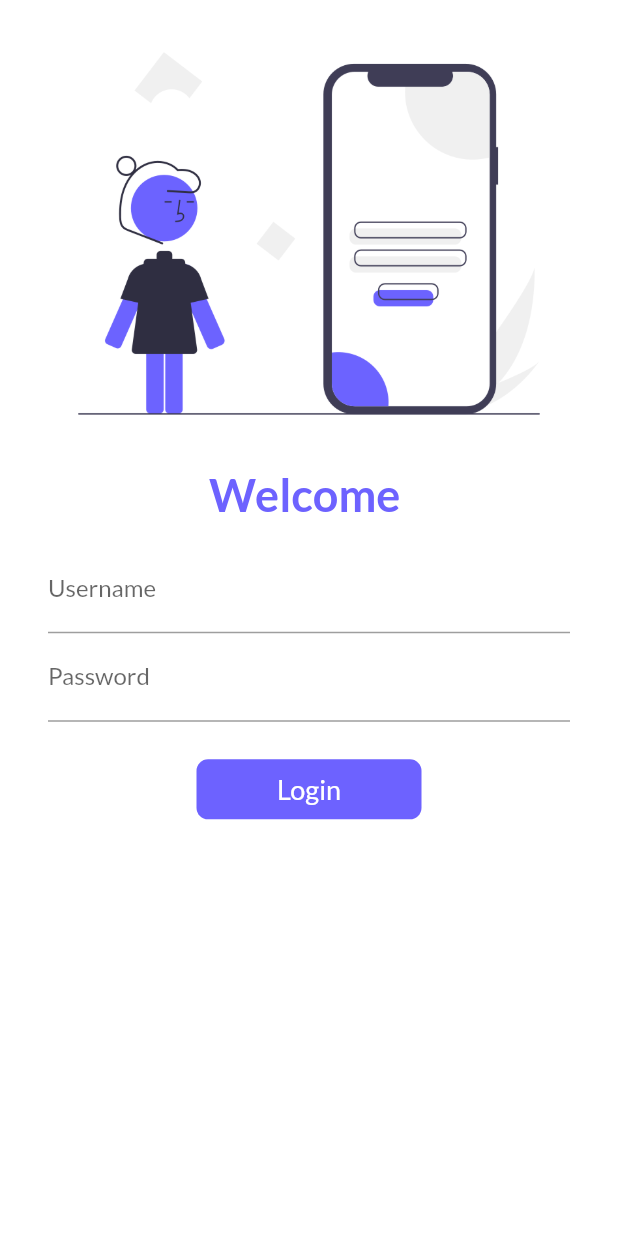
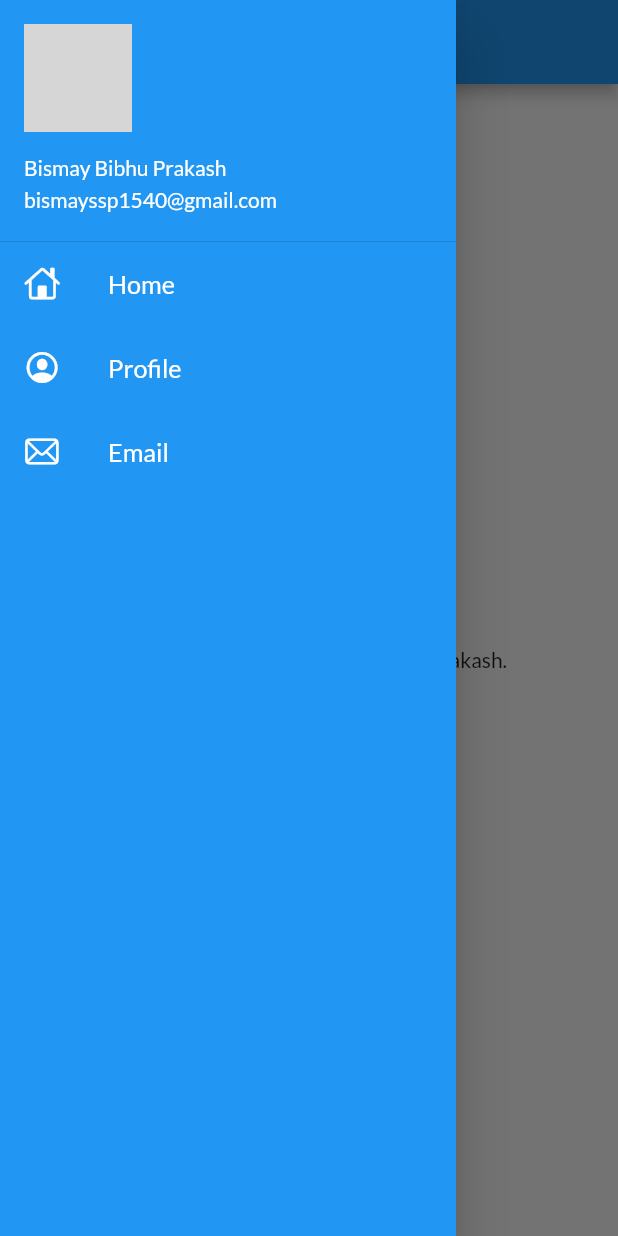
Before and after one commit to Bismay07/Flutter-in-30days, a Flutter app: the screen it shows after launch, with the side drawer open (before the commit the screen has no drawer), on a phone screen of 412 x 824 dp. Run offline on Flutter 3.47's test engine with Material 2 defaults, Android fonts, the phone set to English and light mode, and no system bars; our stand-ins replace google_fonts; network calls fail; grey boxes are pictures that could not be loaded.

Commit message:
day 9 completed. Improved the app's drawer.

```diff
--- a/lib/main.dart
+++ b/lib/main.dart
@@ -23,8 +23,9 @@ class MyApp extends StatelessWidget {
       darkTheme: ThemeData(
         brightness: Brightness.dark,
       ),
+      initialRoute: MyRoutes.homeRoute,
       routes: {
-        "/": (context) => LoginPage(),
+        MyRoutes.loginRoute : (context) => LoginPage(),
         MyRoutes.homeRoute : (context) => HomePage(),
       },
     );
--- a/lib/screens/home_page.dart
+++ b/lib/screens/home_page.dart
@@ -1,4 +1,5 @@
 import 'package:flutter/material.dart';
+import '../widgets/drawer.dart';
 
 class HomePage extends StatelessWidget {
   var app_no = 1;
@@ -9,7 +10,7 @@ class HomePage extends StatelessWidget {
       appBar: AppBar(
         title: Text("Catalog App", style: TextStyle(color: Colors.white),),
       ),
-      drawer: Drawer(),
+      drawer: MyDrawer(),
       body: Center(
         child: Container(
           child: Text("My $app_no app created by $developer."),
--- /dev/null
+++ b/lib/widgets/drawer.dart
@@ -0,0 +1,60 @@
+import 'package:flutter/cupertino.dart';
+import 'package:flutter/material.dart';
+
+class MyDrawer extends StatelessWidget {
+  @override
+  Widget build(BuildContext context) {
+    final profileImage =
+        "https://encrypted-tbn0.gstatic.com/images?q=tbn:ANd9GcRxl7MISFSo0828ZZ0HsY0B2g_wRg-9fJRHLQ&usqp=CAU";
+    return Drawer(
+      child: Container(
+        color: Colors.blue,
+        child: ListView(
+          children: [
+            DrawerHeader(
+              padding: EdgeInsets.zero,
+              margin: EdgeInsets.zero,
+              child: UserAccountsDrawerHeader(
+                  margin: EdgeInsets.zero,
+                  accountName: Text("Bismay Bibhu Prakash"),
+                  accountEmail: Text("bismayssp1540@gmail.com"),
+                  currentAccountPicture: CircleAvatar(
+                    backgroundImage: NetworkImage(profileImage),
+                  )),
+            ),
+            ListTile(
+              leading: Icon(
+                CupertinoIcons.home,
+                color: Colors.white,
+              ),
+              title: Text(
+                  "Home",
+                  textScaleFactor: 1.2,
+                  style: TextStyle(color: Colors.white)),
+            ),
+            ListTile(
+              leading: Icon(
+                CupertinoIcons.profile_circled,
+                color: Colors.white,
+              ),
+              title: Text(
+                  "Profile",
+                  textScaleFactor: 1.2,
+                  style: TextStyle(color: Colors.white)),
+            ),
+            ListTile(
+              leading: Icon(
+                CupertinoIcons.mail,
+                color: Colors.white,
+              ),
+              title: Text(
+                  "Email",
+                  textScaleFactor: 1.2,
+                  style: TextStyle(color: Colors.white)),
+            )
+          ],
+        ),
+      ),
+    );
+  }
+}
```
